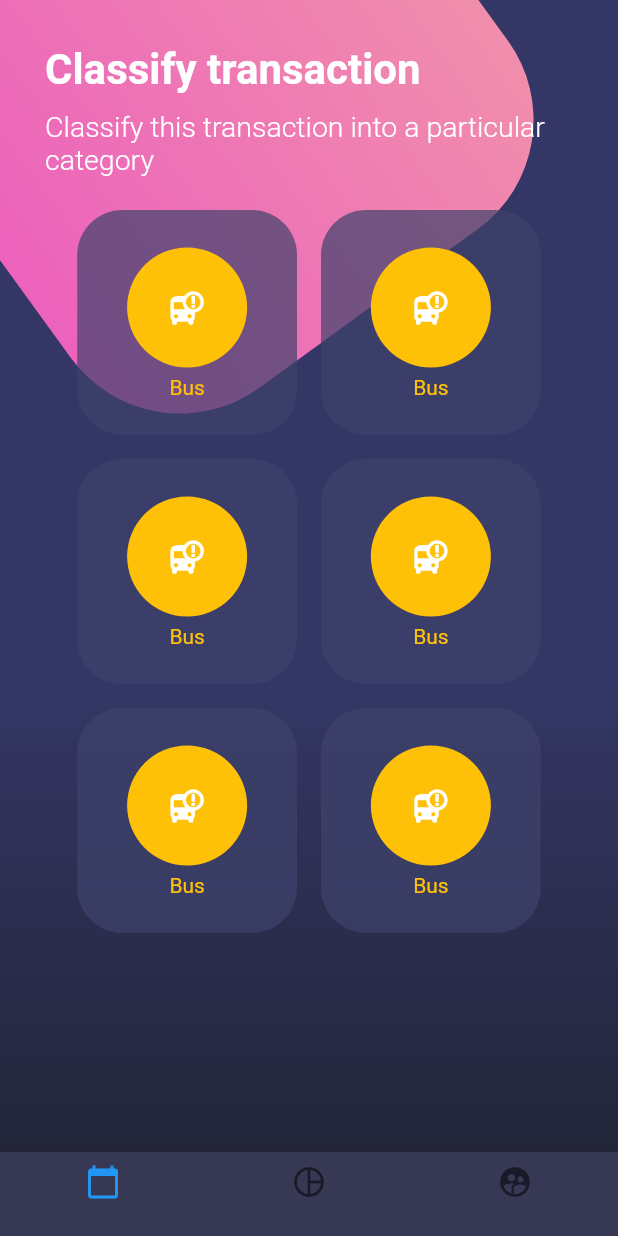
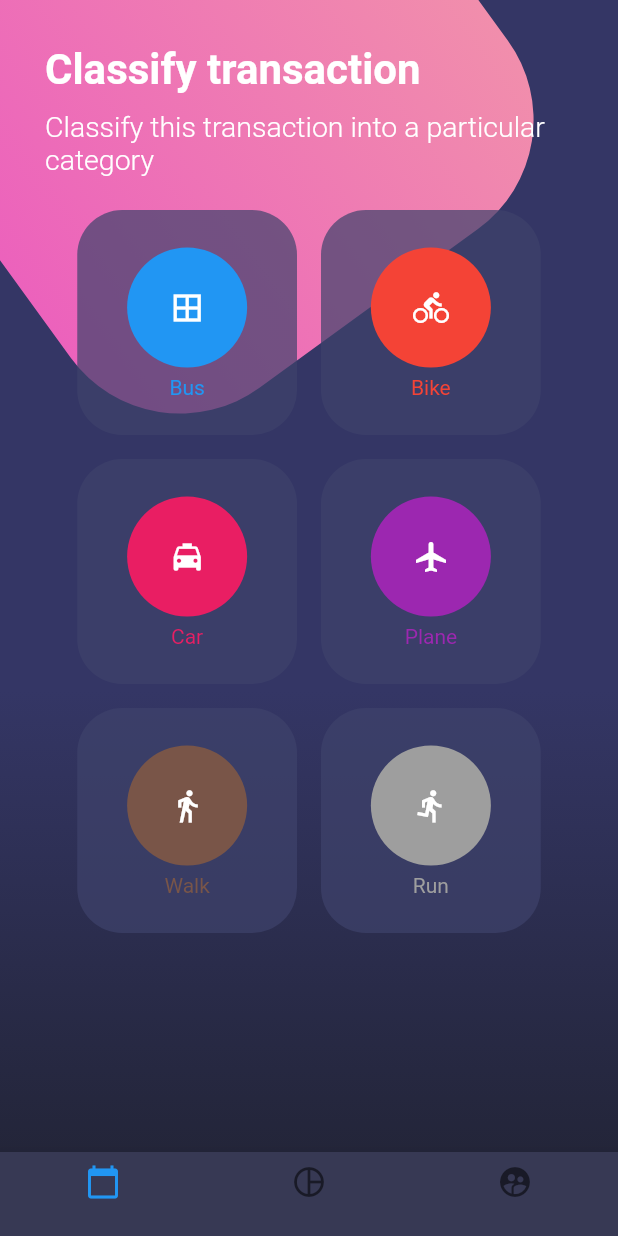
Before and after one commit to JordiDeSanta/designs-flutter, a Flutter app: the screen it shows after launch, on a phone screen of 412 x 824 dp. Run offline on Flutter 3.47's test engine with Material 2 defaults, Android fonts, the phone set to English and light mode, and no system bars.

Commit message:
Finishing the design

```diff
--- a/lib/src/pages/buttons_page.dart
+++ b/lib/src/pages/buttons_page.dart
@@ -1,6 +1,7 @@
 import 'package:flutter/material.dart';
 import 'package:flutter/services.dart';
 import 'dart:math';
+import 'dart:ui';
 
 class ButtonsPage extends StatelessWidget {
   const ButtonsPage({Key key}) : super(key: key);
@@ -147,19 +148,21 @@ class ButtonsPage extends StatelessWidget {
       child: Table(
         children: [
           TableRow(children: [
-              _createButton('Bus', Icons.bus_alert, Colors.amber, 30),
-              _createButton('Bus', Icons.bus_alert, Colors.amber, 30),
+            _createButton('Bus', Icons.border_all, Colors.blue, 30),
+            _createButton('Bike', Icons.directions_bike, Colors.red, 30),
           ]),
           TableRow(children: [
-              _createButton('Bus', Icons.bus_alert, Colors.amber, 30),
-              _createButton('Bus', Icons.bus_alert, Colors.amber, 30),
+            _createButton('Car', Icons.local_taxi, Colors.pink, 30),
+            _createButton(
+                'Plane', Icons.airplanemode_active, Colors.purple, 30),
           ]),
           TableRow(children: [
-              _createButton('Bus', Icons.bus_alert, Colors.amber, 30),
-              _createButton('Bus', Icons.bus_alert, Colors.amber, 30),
+            _createButton('Walk', Icons.directions_walk, Colors.brown, 30),
+            _createButton('Run', Icons.directions_run, Colors.grey, 30),
           ])
         ],
-        ));
+      ),
+    );
   }
 
   Widget _createButton(String text, IconData icon, Color color, double radius) {
@@ -170,7 +173,8 @@ class ButtonsPage extends StatelessWidget {
         color: Color.fromRGBO(62, 66, 107, 0.7),
         borderRadius: BorderRadius.circular(radius),
       ),
-      child: Column(children: [
+      child: Column(
+        children: [
           Column(
             children: [
               Container(
@@ -192,7 +196,8 @@ class ButtonsPage extends StatelessWidget {
               ),
             ],
           ),
-      ]),
+        ],
+      ),
     );
   }
 }
```
Lines whose indentation alone changed are shown as unchanged.
